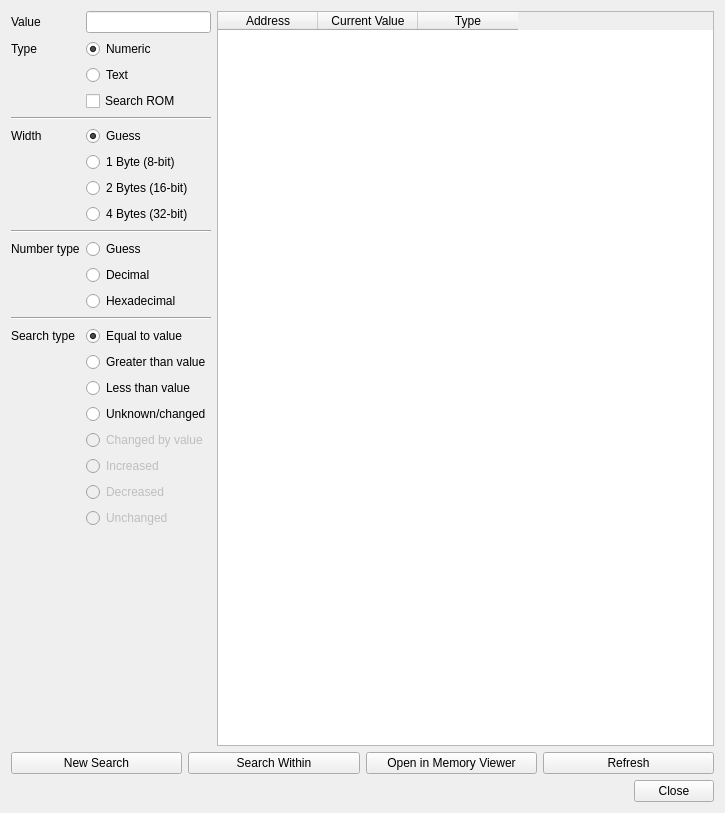
Qt form src/platform/qt/MemorySearch.ui (mgba-emu/mgba) before a commit.
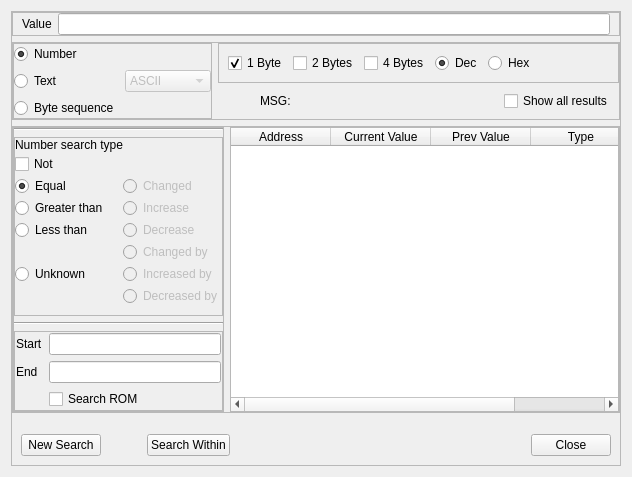
The same form after that commit.

The edit to the form file:
```diff
--- a/src/platform/qt/MemorySearch.ui
+++ b/src/platform/qt/MemorySearch.ui
@@ -6,8 +6,8 @@
    <rect>
     <x>0</x>
     <y>0</y>
-    <width>725</width>
-    <height>813</height>
+    <width>632</width>
+    <height>477</height>
    </rect>
   </property>
   <property name="sizePolicy">
@@ -18,348 +18,703 @@
   </property>
   <property name="minimumSize">
    <size>
-    <width>540</width>
-    <height>400</height>
+    <width>0</width>
+    <height>0</height>
+   </size>
+  </property>
+  <property name="baseSize">
+   <size>
+    <width>616</width>
+    <height>584</height>
    </size>
   </property>
   <property name="windowTitle">
    <string>Memory Search</string>
   </property>
-  <layout class="QGridLayout" name="gridLayout">
-   <item row="0" column="1">
-    <widget class="QTableWidget" name="results">
-     <property name="sizePolicy">
-      <sizepolicy hsizetype="MinimumExpanding" vsizetype="MinimumExpanding">
-       <horstretch>1</horstretch>
-       <verstretch>0</verstretch>
-      </sizepolicy>
+  <layout class="QVBoxLayout" name="verticalLayout_2">
+   <item>
+    <widget class="QFrame" name="frame_3">
+     <property name="frameShape">
+      <enum>QFrame::StyledPanel</enum>
      </property>
-     <property name="editTriggers">
-      <set>QAbstractItemView::NoEditTriggers</set>
+     <property name="frameShadow">
+      <enum>QFrame::Raised</enum>
      </property>
-     <property name="selectionBehavior">
-      <enum>QAbstractItemView::SelectRows</enum>
-     </property>
-     <property name="showGrid">
-      <bool>false</bool>
-     </property>
-     <attribute name="verticalHeaderVisible">
-      <bool>false</bool>
-     </attribute>
-     <column>
-      <property name="text">
-       <string>Address</string>
+     <layout class="QVBoxLayout" name="verticalLayout">
+      <property name="leftMargin">
+       <number>0</number>
       </property>
-     </column>
-     <column>
-      <property name="text">
-       <string>Current Value</string>
+      <property name="topMargin">
+       <number>0</number>
       </property>
-     </column>
-     <column>
-      <property name="text">
-       <string>Type</string>
+      <property name="rightMargin">
+       <number>0</number>
       </property>
-     </column>
+      <property name="bottomMargin">
+       <number>0</number>
+      </property>
+      <item>
+       <widget class="QFrame" name="frame_9">
+        <property name="frameShape">
+         <enum>QFrame::StyledPanel</enum>
+        </property>
+        <property name="frameShadow">
+         <enum>QFrame::Raised</enum>
+        </property>
+        <layout class="QHBoxLayout" name="horizontalLayout_3">
+         <property name="topMargin">
+          <number>0</number>
+         </property>
+         <property name="rightMargin">
+          <number>9</number>
+         </property>
+         <property name="bottomMargin">
+          <number>0</number>
+         </property>
+         <item>
+          <widget class="QLabel" name="label">
+           <property name="text">
+            <string>Value</string>
+           </property>
+          </widget>
+         </item>
+         <item>
+          <widget class="QLineEdit" name="value"/>
+         </item>
+        </layout>
+       </widget>
+      </item>
+      <item>
+       <widget class="QFrame" name="frame_4">
+        <property name="frameShape">
+         <enum>QFrame::StyledPanel</enum>
+        </property>
+        <property name="frameShadow">
+         <enum>QFrame::Raised</enum>
+        </property>
+        <layout class="QGridLayout" name="gridLayout">
+         <property name="leftMargin">
+          <number>0</number>
+         </property>
+         <property name="topMargin">
+          <number>0</number>
+         </property>
+         <property name="rightMargin">
+          <number>0</number>
+         </property>
+         <property name="bottomMargin">
+          <number>0</number>
+         </property>
+         <property name="verticalSpacing">
+          <number>0</number>
+         </property>
+         <item row="2" column="5">
+          <widget class="QCheckBox" name="dispAll">
+           <property name="text">
+            <string>Show all results</string>
+           </property>
+          </widget>
+         </item>
+         <item row="0" column="0" rowspan="3">
+          <widget class="QFrame" name="frame_8">
+           <property name="frameShape">
+            <enum>QFrame::StyledPanel</enum>
+           </property>
+           <property name="frameShadow">
+            <enum>QFrame::Raised</enum>
+           </property>
+           <layout class="QGridLayout" name="gridLayout_4">
+            <property name="leftMargin">
+             <number>0</number>
+            </property>
+            <property name="topMargin">
+             <number>0</number>
+            </property>
+            <property name="rightMargin">
+             <number>0</number>
+            </property>
+            <property name="bottomMargin">
+             <number>0</number>
+            </property>
+            <item row="1" column="0">
+             <widget class="QRadioButton" name="typeText">
+              <property name="text">
+               <string>Text</string>
+              </property>
+             </widget>
+            </item>
+            <item row="3" column="0">
+             <widget class="QRadioButton" name="typeByteArr">
+              <property name="text">
+               <string>Byte sequence</string>
+              </property>
+             </widget>
+            </item>
+            <item row="0" column="0">
+             <widget class="QRadioButton" name="typeNum">
+              <property name="text">
+               <string>Number</string>
+              </property>
+              <property name="checked">
+               <bool>true</bool>
+              </property>
+             </widget>
+            </item>
+            <item row="1" column="1">
+             <widget class="QComboBox" name="encoding">
+              <property name="enabled">
+               <bool>false</bool>
+              </property>
+              <item>
+               <property name="text">
+                <string>ASCII</string>
+               </property>
+              </item>
+              <item>
+               <property name="text">
+                <string>UTF-8</string>
+               </property>
+              </item>
+              <item>
+               <property name="text">
+                <string>UTF-16LE</string>
+               </property>
+              </item>
+              <item>
+               <property name="text">
+                <string>Shift-JIS</string>
+               </property>
+              </item>
+             </widget>
+            </item>
+           </layout>
+          </widget>
+         </item>
+         <item row="2" column="2">
+          <spacer name="horizontalSpacer_5">
+           <property name="orientation">
+            <enum>Qt::Horizontal</enum>
+           </property>
+           <property name="sizeType">
+            <enum>QSizePolicy::Fixed</enum>
+           </property>
+           <property name="sizeHint" stdset="0">
+            <size>
+             <width>10</width>
+             <height>20</height>
+            </size>
+           </property>
+          </spacer>
+         </item>
+         <item row="0" column="1" colspan="6">
+          <widget class="QFrame" name="frame_7">
+           <property name="frameShape">
+            <enum>QFrame::StyledPanel</enum>
+           </property>
+           <property name="frameShadow">
+            <enum>QFrame::Raised</enum>
+           </property>
+           <layout class="QHBoxLayout" name="horizontalLayout_2">
+            <property name="topMargin">
+             <number>9</number>
+            </property>
+            <property name="rightMargin">
+             <number>0</number>
+            </property>
+            <property name="bottomMargin">
+             <number>9</number>
+            </property>
+            <item>
+             <widget class="QCheckBox" name="bits8">
+              <property name="text">
+               <string>1 Byte</string>
+              </property>
+              <property name="checked">
+               <bool>true</bool>
+              </property>
+             </widget>
+            </item>
+            <item>
+             <widget class="QCheckBox" name="bits16">
+              <property name="text">
+               <string>2 Bytes</string>
+              </property>
+              <property name="checked">
+               <bool>false</bool>
+              </property>
+             </widget>
+            </item>
+            <item>
+             <widget class="QCheckBox" name="bits32">
+              <property name="text">
+               <string>4 Bytes</string>
+              </property>
+              <property name="checked">
+               <bool>false</bool>
+              </property>
+             </widget>
+            </item>
+            <item>
+             <widget class="QRadioButton" name="numDec">
+              <property name="text">
+               <string>Dec</string>
+              </property>
+              <property name="checked">
+               <bool>true</bool>
+              </property>
+             </widget>
+            </item>
+            <item>
+             <widget class="QRadioButton" name="numHex">
+              <property name="text">
+               <string>Hex</string>
+              </property>
+             </widget>
+            </item>
+            <item>
+             <spacer name="horizontalSpacer_4">
+              <property name="orientation">
+               <enum>Qt::Horizontal</enum>
+              </property>
+              <property name="sizeHint" stdset="0">
+               <size>
+                <width>40</width>
+                <height>20</height>
+               </size>
+              </property>
+             </spacer>
+            </item>
+           </layout>
+          </widget>
+         </item>
+         <item row="2" column="3">
+          <widget class="QLabel" name="msg">
+           <property name="text">
+            <string>MSG:</string>
+           </property>
+          </widget>
+         </item>
+         <item row="2" column="1">
+          <spacer name="verticalSpacer">
+           <property name="orientation">
+            <enum>Qt::Vertical</enum>
+           </property>
+           <property name="sizeHint" stdset="0">
+            <size>
+             <width>20</width>
+             <height>33</height>
+            </size>
+           </property>
+          </spacer>
+         </item>
+         <item row="2" column="4">
+          <spacer name="horizontalSpacer_3">
+           <property name="orientation">
+            <enum>Qt::Horizontal</enum>
+           </property>
+           <property name="sizeHint" stdset="0">
+            <size>
+             <width>432</width>
+             <height>20</height>
+            </size>
+           </property>
+          </spacer>
+         </item>
+        </layout>
+       </widget>
+      </item>
+      <item>
+       <widget class="QFrame" name="frame">
+        <property name="minimumSize">
+         <size>
+          <width>0</width>
+          <height>0</height>
+         </size>
+        </property>
+        <property name="frameShape">
+         <enum>QFrame::StyledPanel</enum>
+        </property>
+        <property name="frameShadow">
+         <enum>QFrame::Raised</enum>
+        </property>
+        <layout class="QHBoxLayout" name="horizontalLayout_4">
+         <property name="leftMargin">
+          <number>0</number>
+         </property>
+         <property name="topMargin">
+          <number>0</number>
+         </property>
+         <property name="rightMargin">
+          <number>0</number>
+         </property>
+         <property name="bottomMargin">
+          <number>0</number>
+         </property>
+         <item>
+          <widget class="QFrame" name="frame_2">
+           <property name="sizePolicy">
+            <sizepolicy hsizetype="Minimum" vsizetype="Minimum">
+             <horstretch>0</horstretch>
+             <verstretch>0</verstretch>
+            </sizepolicy>
+           </property>
+           <property name="maximumSize">
+            <size>
+             <width>240</width>
+             <height>16777215</height>
+            </size>
+           </property>
+           <property name="styleSheet">
+            <string notr="true"/>
+           </property>
+           <property name="frameShape">
+            <enum>QFrame::StyledPanel</enum>
+           </property>
+           <property name="frameShadow">
+            <enum>QFrame::Raised</enum>
+           </property>
+           <layout class="QVBoxLayout" name="verticalLayout_3">
+            <property name="leftMargin">
+             <number>0</number>
+            </property>
+            <property name="topMargin">
+             <number>0</number>
+            </property>
+            <property name="rightMargin">
+             <number>0</number>
+            </property>
+            <property name="bottomMargin">
+             <number>0</number>
+            </property>
+            <item>
+             <widget class="Line" name="line">
+              <property name="orientation">
+               <enum>Qt::Horizontal</enum>
+              </property>
+             </widget>
+            </item>
+            <item>
+             <widget class="QFrame" name="frame_5">
+              <property name="styleSheet">
+               <string notr="true"/>
+              </property>
+              <property name="frameShape">
+               <enum>QFrame::StyledPanel</enum>
+              </property>
+              <property name="frameShadow">
+               <enum>QFrame::Raised</enum>
+              </property>
+              <layout class="QGridLayout" name="gridLayout_2">
+               <property name="leftMargin">
+                <number>0</number>
+               </property>
+               <property name="topMargin">
+                <number>0</number>
+               </property>
+               <property name="rightMargin">
+                <number>0</number>
+               </property>
+               <property name="bottomMargin">
+                <number>9</number>
+               </property>
+               <property name="horizontalSpacing">
+                <number>0</number>
+               </property>
+               <property name="verticalSpacing">
+                <number>2</number>
+               </property>
+               <item row="2" column="1">
+                <widget class="QRadioButton" name="opChanged">
+                 <property name="enabled">
+                  <bool>false</bool>
+                 </property>
+                 <property name="text">
+                  <string>Changed</string>
+                 </property>
+                </widget>
+               </item>
+               <item row="7" column="0">
+                <widget class="QRadioButton" name="opUnknown">
+                 <property name="text">
+                  <string>Unknown</string>
+                 </property>
+                </widget>
+               </item>
+               <item row="4" column="1">
+                <widget class="QRadioButton" name="opInc">
+                 <property name="enabled">
+                  <bool>false</bool>
+                 </property>
+                 <property name="text">
+                  <string>Increase</string>
+                 </property>
+                </widget>
+               </item>
+               <item row="11" column="1">
+                <widget class="QRadioButton" name="opDecBy">
+                 <property name="enabled">
+                  <bool>false</bool>
+                 </property>
+                 <property name="text">
+                  <string>Decreased by</string>
+                 </property>
+                </widget>
+               </item>
+               <item row="5" column="1">
+                <widget class="QRadioButton" name="opDec">
+                 <property name="enabled">
+                  <bool>false</bool>
+                 </property>
+                 <property name="text">
+                  <string>Decrease</string>
+                 </property>
+                </widget>
+               </item>
+               <item row="4" column="0">
+                <widget class="QRadioButton" name="opGreater">
+                 <property name="text">
+                  <string>Greater than</string>
+                 </property>
+                </widget>
+               </item>
+               <item row="1" column="0">
+                <widget class="QCheckBox" name="opNot">
+                 <property name="text">
+                  <string>Not</string>
+                 </property>
+                </widget>
+               </item>
+               <item row="6" column="1">
+                <widget class="QRadioButton" name="opChangedBy">
+                 <property name="enabled">
+                  <bool>false</bool>
+                 </property>
+                 <property name="text">
+                  <string>Changed by</string>
+                 </property>
+                </widget>
+               </item>
+               <item row="2" column="0">
+                <widget class="QRadioButton" name="opEqual">
+                 <property name="text">
+                  <string>Equal</string>
+                 </property>
+                 <property name="checked">
+                  <bool>true</bool>
+                 </property>
+                </widget>
+               </item>
+               <item row="7" column="1">
+                <widget class="QRadioButton" name="opIncBy">
+                 <property name="enabled">
+                  <bool>false</bool>
+                 </property>
+                 <property name="text">
+                  <string>Increased by</string>
+                 </property>
+                </widget>
+               </item>
+               <item row="5" column="0">
+                <widget class="QRadioButton" name="opLess">
+                 <property name="text">
+                  <string>Less than</string>
+                 </property>
+                </widget>
+               </item>
+               <item row="0" column="0">
+                <widget class="QLabel" name="label_5">
+                 <property name="text">
+                  <string>Number search type</string>
+                 </property>
+                </widget>
+               </item>
+              </layout>
+             </widget>
+            </item>
+            <item>
+             <widget class="Line" name="line_3">
+              <property name="lineWidth">
+               <number>1</number>
+              </property>
+              <property name="orientation">
+               <enum>Qt::Horizontal</enum>
+              </property>
+             </widget>
+            </item>
+            <item>
+             <widget class="QFrame" name="frame_6">
+              <property name="frameShape">
+               <enum>QFrame::StyledPanel</enum>
+              </property>
+              <property name="frameShadow">
+               <enum>QFrame::Raised</enum>
+              </property>
+              <layout class="QGridLayout" name="gridLayout_3">
+               <property name="leftMargin">
+                <number>1</number>
+               </property>
+               <property name="topMargin">
+                <number>1</number>
+               </property>
+               <property name="rightMargin">
+                <number>1</number>
+               </property>
+               <property name="bottomMargin">
+                <number>1</number>
+               </property>
+               <item row="0" column="1">
+                <widget class="QLineEdit" name="start"/>
+               </item>
+               <item row="0" column="0">
+                <widget class="QLabel" name="label_s">
+                 <property name="text">
+                  <string>Start</string>
+                 </property>
+                </widget>
+               </item>
+               <item row="1" column="1">
+                <widget class="QLineEdit" name="end"/>
+               </item>
+               <item row="1" column="0">
+                <widget class="QLabel" name="label_e">
+                 <property name="text">
+                  <string>End</string>
+                 </property>
+                </widget>
+               </item>
+               <item row="2" column="1">
+                <widget class="QCheckBox" name="searchROM">
+                 <property name="text">
+                  <string>Search ROM</string>
+                 </property>
+                </widget>
+               </item>
+              </layout>
+             </widget>
+            </item>
+           </layout>
+          </widget>
+         </item>
+         <item>
+          <widget class="QTableWidget" name="results">
+           <property name="sizePolicy">
+            <sizepolicy hsizetype="Expanding" vsizetype="Expanding">
+             <horstretch>1</horstretch>
+             <verstretch>0</verstretch>
+            </sizepolicy>
+           </property>
+           <property name="editTriggers">
+            <set>QAbstractItemView::NoEditTriggers</set>
+           </property>
+           <property name="selectionBehavior">
+            <enum>QAbstractItemView::SelectRows</enum>
+           </property>
+           <property name="showGrid">
+            <bool>false</bool>
+           </property>
+           <attribute name="verticalHeaderVisible">
+            <bool>false</bool>
+           </attribute>
+           <column>
+            <property name="text">
+             <string>Address</string>
+            </property>
+           </column>
+           <column>
+            <property name="text">
+             <string>Current Value</string>
+            </property>
+           </column>
+           <column>
+            <property name="text">
+             <string>Prev Value</string>
+            </property>
+           </column>
+           <column>
+            <property name="text">
+             <string>Type</string>
+            </property>
+           </column>
+          </widget>
+         </item>
+        </layout>
+       </widget>
+      </item>
+      <item>
+       <spacer name="verticalSpacer_2">
+        <property name="orientation">
+         <enum>Qt::Vertical</enum>
+        </property>
+        <property name="sizeHint" stdset="0">
+         <size>
+          <width>20</width>
+          <height>0</height>
+         </size>
+        </property>
+       </spacer>
+      </item>
+      <item>
+       <widget class="QFrame" name="frame3">
+        <layout class="QHBoxLayout" name="horizontalLayout">
+         <item>
+          <widget class="QPushButton" name="search">
+           <property name="text">
+            <string>New Search</string>
+           </property>
+          </widget>
+         </item>
+         <item>
+          <spacer name="horizontalSpacer_2">
+           <property name="orientation">
+            <enum>Qt::Horizontal</enum>
+           </property>
+           <property name="sizeType">
+            <enum>QSizePolicy::Fixed</enum>
+           </property>
+           <property name="sizeHint" stdset="0">
+            <size>
+             <width>40</width>
+             <height>20</height>
+            </size>
+           </property>
+          </spacer>
+         </item>
+         <item>
+          <widget class="QPushButton" name="searchWithin">
+           <property name="text">
+            <string>Search Within</string>
+           </property>
+          </widget>
+         </item>
+         <item>
+          <spacer name="horizontalSpacer">
+           <property name="orientation">
+            <enum>Qt::Horizontal</enum>
+           </property>
+           <property name="sizeHint" stdset="0">
+            <size>
+             <width>40</width>
+             <height>20</height>
+            </size>
+           </property>
+          </spacer>
+         </item>
+         <item>
+          <widget class="QDialogButtonBox" name="buttonBox">
+           <property name="standardButtons">
+            <set>QDialogButtonBox::Close</set>
+           </property>
+           <property name="centerButtons">
+            <bool>false</bool>
+           </property>
+          </widget>
+         </item>
+        </layout>
+       </widget>
+      </item>
+     </layout>
     </widget>
    </item>
-   <item row="0" column="0">
-    <layout class="QFormLayout" name="formLayout">
-     <item row="0" column="0">
-      <widget class="QLabel" name="label">
-       <property name="text">
-        <string>Value</string>
-       </property>
-      </widget>
-     </item>
-     <item row="0" column="1">
-      <widget class="QLineEdit" name="value"/>
-     </item>
-     <item row="1" column="0">
-      <widget class="QLabel" name="label_2">
-       <property name="text">
-        <string>Type</string>
-       </property>
-      </widget>
-     </item>
-     <item row="1" column="1">
-      <widget class="QRadioButton" name="typeNum">
-       <property name="text">
-        <string>Numeric</string>
-       </property>
-       <property name="checked">
-        <bool>true</bool>
-       </property>
-       <attribute name="buttonGroup">
-        <string notr="true">type</string>
-       </attribute>
-      </widget>
-     </item>
-     <item row="2" column="1">
-      <widget class="QRadioButton" name="typeStr">
-       <property name="text">
-        <string>Text</string>
-       </property>
-       <attribute name="buttonGroup">
-        <string notr="true">type</string>
-       </attribute>
-      </widget>
-     </item>
-     <item row="4" column="0" colspan="2">
-      <widget class="Line" name="line">
-       <property name="orientation">
-        <enum>Qt::Horizontal</enum>
-       </property>
-      </widget>
-     </item>
-     <item row="5" column="0">
-      <widget class="QLabel" name="label_3">
-       <property name="text">
-        <string>Width</string>
-       </property>
-      </widget>
-     </item>
-     <item row="5" column="1">
-      <widget class="QRadioButton" name="bitsGuess">
-       <property name="text">
-        <string>Guess</string>
-       </property>
-       <property name="checked">
-        <bool>true</bool>
-       </property>
-       <attribute name="buttonGroup">
-        <string notr="true">width</string>
-       </attribute>
-      </widget>
-     </item>
-     <item row="6" column="1">
-      <widget class="QRadioButton" name="bits8">
-       <property name="text">
-        <string>1 Byte (8-bit)</string>
-       </property>
-       <attribute name="buttonGroup">
-        <string notr="true">width</string>
-       </attribute>
-      </widget>
-     </item>
-     <item row="7" column="1">
-      <widget class="QRadioButton" name="bits16">
-       <property name="text">
-        <string>2 Bytes (16-bit)</string>
-       </property>
-       <attribute name="buttonGroup">
-        <string notr="true">width</string>
-       </attribute>
-      </widget>
-     </item>
-     <item row="8" column="1">
-      <widget class="QRadioButton" name="bits32">
-       <property name="text">
-        <string>4 Bytes (32-bit)</string>
-       </property>
-       <property name="checked">
-        <bool>false</bool>
-       </property>
-       <attribute name="buttonGroup">
-        <string notr="true">width</string>
-       </attribute>
-      </widget>
-     </item>
-     <item row="9" column="0" colspan="2">
-      <widget class="Line" name="line_2">
-       <property name="orientation">
-        <enum>Qt::Horizontal</enum>
-       </property>
-      </widget>
-     </item>
-     <item row="10" column="0">
-      <widget class="QLabel" name="label_4">
-       <property name="text">
-        <string>Number type</string>
-       </property>
-      </widget>
-     </item>
-     <item row="10" column="1">
-      <widget class="QRadioButton" name="numGuess">
-       <property name="text">
-        <string>Guess</string>
-       </property>
-       <property name="checked">
-        <bool>true</bool>
-       </property>
-      </widget>
-     </item>
-     <item row="11" column="1">
-      <widget class="QRadioButton" name="numDec">
-       <property name="text">
-        <string>Decimal</string>
-       </property>
-      </widget>
-     </item>
-     <item row="12" column="1">
-      <widget class="QRadioButton" name="numHex">
-       <property name="text">
-        <string>Hexadecimal</string>
-       </property>
-      </widget>
-     </item>
-     <item row="13" column="0" colspan="2">
-      <widget class="Line" name="line_3">
-       <property name="orientation">
-        <enum>Qt::Horizontal</enum>
-       </property>
-      </widget>
-     </item>
-     <item row="14" column="0">
-      <widget class="QLabel" name="label_5">
-       <property name="text">
-        <string>Search type</string>
-       </property>
-      </widget>
-     </item>
-     <item row="14" column="1">
-      <widget class="QRadioButton" name="opEqual">
-       <property name="text">
-        <string>Equal to value</string>
-       </property>
-       <property name="checked">
-        <bool>true</bool>
-       </property>
-       <attribute name="buttonGroup">
-        <string notr="true">op</string>
-       </attribute>
-      </widget>
-     </item>
-     <item row="15" column="1">
-      <widget class="QRadioButton" name="opGreater">
-       <property name="text">
-        <string>Greater than value</string>
-       </property>
-       <attribute name="buttonGroup">
-        <string notr="true">op</string>
-       </attribute>
-      </widget>
-     </item>
-     <item row="16" column="1">
-      <widget class="QRadioButton" name="opLess">
-       <property name="text">
-        <string>Less than value</string>
-       </property>
-       <attribute name="buttonGroup">
-        <string notr="true">op</string>
-       </attribute>
-      </widget>
-     </item>
-     <item row="17" column="1">
-      <widget class="QRadioButton" name="opUnknown">
-       <property name="text">
-        <string>Unknown/changed</string>
-       </property>
-       <attribute name="buttonGroup">
-        <string notr="true">op</string>
-       </attribute>
-      </widget>
-     </item>
-     <item row="18" column="1">
-      <widget class="QRadioButton" name="opDelta">
-       <property name="enabled">
-        <bool>false</bool>
-       </property>
-       <property name="text">
-        <string>Changed by value</string>
-       </property>
-       <attribute name="buttonGroup">
-        <string notr="true">op</string>
-       </attribute>
-      </widget>
-     </item>
-     <item row="21" column="1">
-      <widget class="QRadioButton" name="opDelta0">
-       <property name="enabled">
-        <bool>false</bool>
-       </property>
-       <property name="text">
-        <string>Unchanged</string>
-       </property>
-       <attribute name="buttonGroup">
-        <string notr="true">op</string>
-       </attribute>
-      </widget>
-     </item>
-     <item row="19" column="1">
-      <widget class="QRadioButton" name="opDeltaPositive">
-       <property name="enabled">
-        <bool>false</bool>
-       </property>
-       <property name="text">
-        <string>Increased</string>
-       </property>
-       <attribute name="buttonGroup">
-        <string notr="true">op</string>
-       </attribute>
-      </widget>
-     </item>
-     <item row="20" column="1">
-      <widget class="QRadioButton" name="opDeltaNegative">
-       <property name="enabled">
-        <bool>false</bool>
-       </property>
-       <property name="text">
-        <string>Decreased</string>
-       </property>
-       <attribute name="buttonGroup">
-        <string notr="true">op</string>
-       </attribute>
-      </widget>
-     </item>
-     <item row="3" column="1">
-      <widget class="QCheckBox" name="searchROM">
-       <property name="text">
-        <string>Search ROM</string>
-       </property>
-      </widget>
-     </item>
-    </layout>
-   </item>
-   <item row="2" column="0" colspan="2">
-    <widget class="QDialogButtonBox" name="buttonBox">
-     <property name="standardButtons">
-      <set>QDialogButtonBox::Close</set>
-     </property>
-    </widget>
-   </item>
-   <item row="1" column="0" colspan="2">
-    <layout class="QHBoxLayout" name="horizontalLayout_2">
-     <item>
-      <widget class="QPushButton" name="search">
-       <property name="text">
-        <string>New Search</string>
-       </property>
-      </widget>
-     </item>
-     <item>
-      <widget class="QPushButton" name="searchWithin">
-       <property name="text">
-        <string>Search Within</string>
-       </property>
-      </widget>
-     </item>
-     <item>
-      <widget class="QPushButton" name="viewMem">
-       <property name="text">
-        <string>Open in Memory Viewer</string>
-       </property>
-      </widget>
-     </item>
-     <item>
-      <widget class="QPushButton" name="refresh">
-       <property name="text">
-        <string>Refresh</string>
-       </property>
-      </widget>
-     </item>
-    </layout>
-   </item>
   </layout>
  </widget>
  <resources/>
```
Left out of the diff: 277 changed lines with no effect on the pictures.
